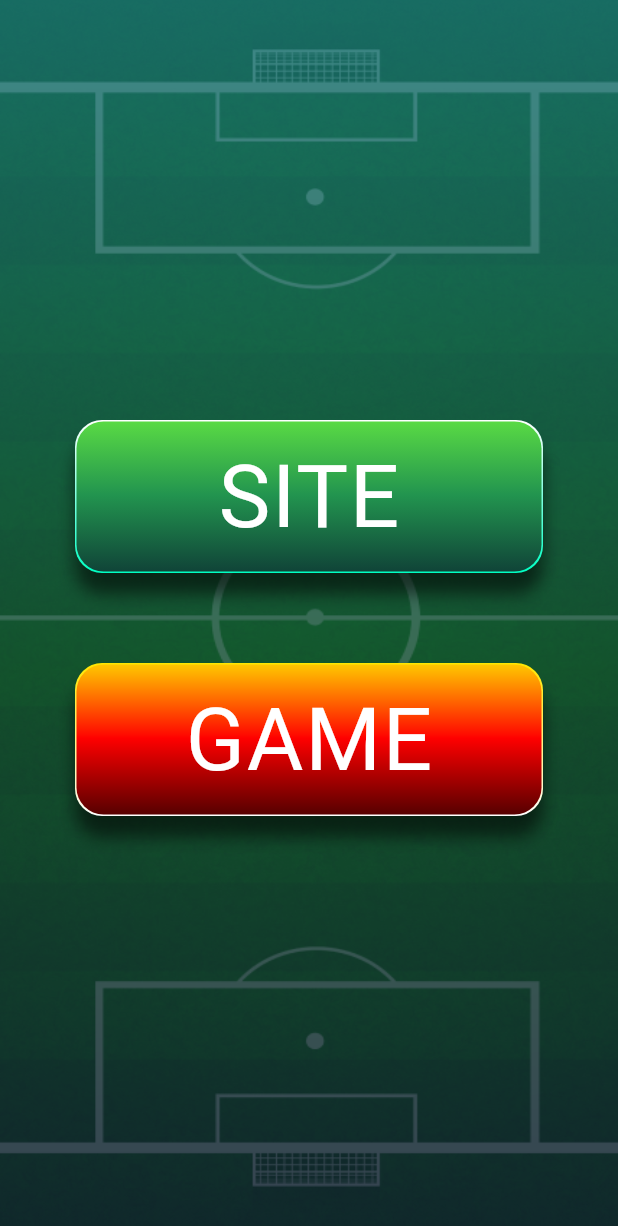
After one commit to ArturRubets/flutter_webview, a Flutter app: the screen it shows after launch, on a phone screen of 412 x 824 dp. The commit adds this screen. Shown: the top 1226 px of the screen. Run offline on Flutter 3.47's test engine with Material 2 defaults, Android fonts, the phone set to English and light mode, and no system bars; our stand-ins replace firebase_core, firebase_remote_config, google_fonts, webview_flutter; missing offline and left inert: onesignal_flutter; accounts and stored records are empty; Roboto replaces fonts that are missing (Jura); project files that could hold a hidden picture were left out.

Commit message:
create widget with background football image

```diff
--- a/lib/main.dart
+++ b/lib/main.dart
@@ -4,8 +4,8 @@ import 'package:firebase_remote_config/firebase_remote_config.dart';
 import 'package:flutter/material.dart';
 import 'package:webview_flutter/webview_flutter.dart';
 
-import 'screens/home/view/my_app.dart';
 import 'setup.dart';
+import 'ui/screens/home/view/my_app.dart';
 
 void main() async {
   WidgetsFlutterBinding.ensureInitialized();
--- /dev/null
+++ b/lib/ui/common_widgets/background_with_football_image.dart
@@ -0,0 +1,24 @@
+import 'package:flutter/material.dart';
+
+class BackgroundWithFootballImage extends StatelessWidget {
+  const BackgroundWithFootballImage({
+    super.key,
+    required this.child,
+  });
+
+  final Widget child;
+
+  @override
+  Widget build(BuildContext context) {
+    return Container(
+      width: double.infinity,
+      decoration: const BoxDecoration(
+        image: DecorationImage(
+          image: AssetImage('assets/image/background.png'),
+          fit: BoxFit.fill,
+        ),
+      ),
+      child: child,
+    );
+  }
+}
--- a/lib/screens/home/view/my_app.dart
+++ b/lib/ui/screens/home/view/my_app.dart
@@ -1,6 +1,7 @@
 import 'package:flutter/material.dart';
 
-import '../../../resources/resources.dart';
+import '../../../../resources/resources.dart';
+import '../../../common_widgets/background_with_football_image.dart';
 import '../widgets/button_to_game.dart';
 import '../widgets/button_to_webview.dart';
 
@@ -18,14 +19,7 @@ class MyApp extends StatelessWidget {
       debugShowCheckedModeBanner: false,
       theme: ThemeData(fontFamily: AppFonts.jura),
       home: Scaffold(
-        body: Container(
-          width: double.infinity,
-          decoration: const BoxDecoration(
-            image: DecorationImage(
-              image: AssetImage('assets/image/background.png'),
-              fit: BoxFit.fill,
-            ),
-          ),
+        body: BackgroundWithFootballImage(
           child: Column(
             mainAxisAlignment: MainAxisAlignment.center,
             children: [
--- a/lib/screens/home/widgets/button_to_game.dart
+++ b/lib/ui/screens/home/widgets/button_to_game.dart
@@ -1,6 +1,6 @@
 import 'package:flutter/material.dart';
 
-import '../../../resources/resources.dart';
+import '../../../../resources/resources.dart';
 import '../../menu_game/view/menu_game.dart';
 
 class ButtonToGame extends StatelessWidget {
--- a/lib/screens/home/widgets/button_to_webview.dart
+++ b/lib/ui/screens/home/widgets/button_to_webview.dart
@@ -1,6 +1,6 @@
 import 'package:flutter/material.dart';
 
-import '../../../resources/resources.dart';
+import '../../../../resources/resources.dart';
 import '../../webview/view/web_view.dart';
 
 class ButtonToWebview extends StatelessWidget {
```
Also changed, not shown: lib/ui/screens/menu_game/view/menu_game.dart (renamed from lib/screens/menu_game/view/menu_game.dart, +3 -8 lines), lib/ui/screens/webview/view/web_view.dart (renamed from lib/screens/webview/view/web_view.dart).
